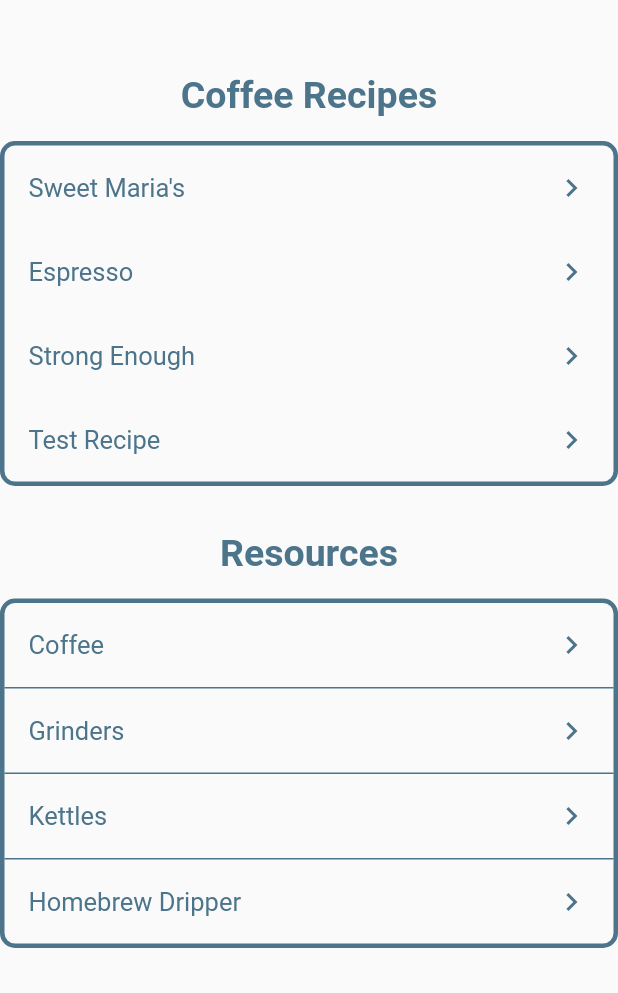
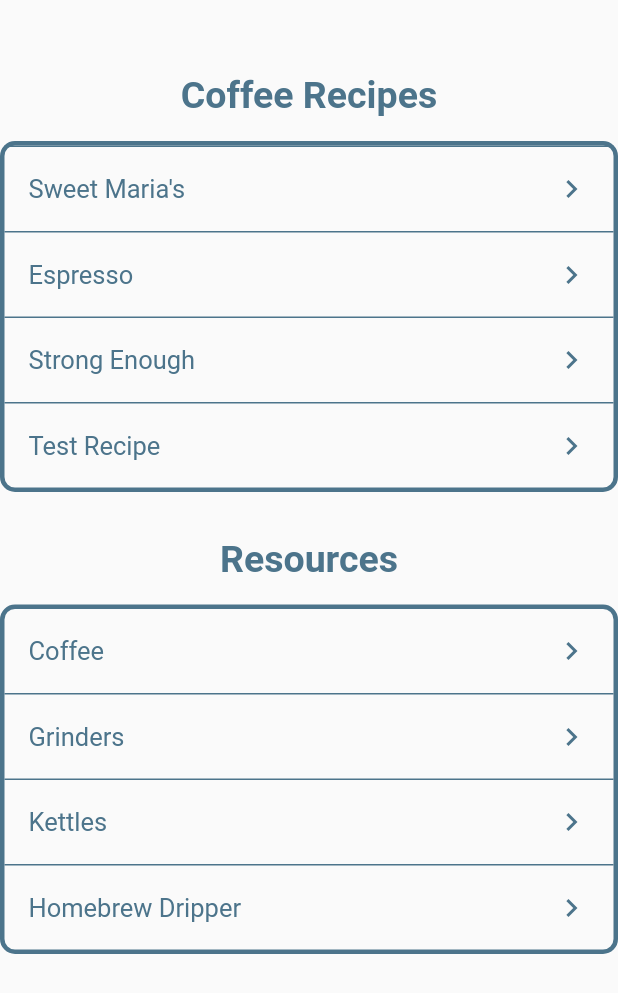
Before and after one commit to DarckHorse/software_engineering_assign_1, a Flutter app: the screen it shows after launch, on a phone screen of 412 x 824 dp. Shown: the top 993 px of the screen. Run offline on Flutter 3.47's test engine with Material 2 defaults, Android fonts, the phone set to English and light mode, and no system bars.

Commit message:
Added diviers to the Coffe Recipes Box, and edited the Done button to fit Figma's coloring scheme

```diff
--- a/lib/screens/done_screen.dart
+++ b/lib/screens/done_screen.dart
@@ -26,7 +26,7 @@ class DoneScreen extends StatelessWidget {
                       style: TextStyle(fontSize: 18), key: Key('done-text')),
                   style: ButtonStyle(
                     backgroundColor:
-                        MaterialStateProperty.all<Color>(Color(0xFFFFFFFF)),
+                        MaterialStateProperty.all<Color>(Colors.white.withOpacity(0.01),),
                     foregroundColor:
                         MaterialStateProperty.all<Color>(Color(0xFF4C748B)),
                   )),
--- a/lib/screens/recipe_detail_screen.dart
+++ b/lib/screens/recipe_detail_screen.dart
@@ -130,6 +130,7 @@ class RecipeDetailScreen extends StatelessWidget {
                       dense: true,
                       visualDensity: VisualDensity(vertical: -3),
                     )),
+
               Padding(
                 padding: const EdgeInsets.all(25),
                 child: SizedBox(
--- a/lib/screens/recipe_selection_screen.dart
+++ b/lib/screens/recipe_selection_screen.dart
@@ -63,6 +63,15 @@ class RecipeList extends StatelessWidget {
           children: [
 
             for (CoffeeRecipe recipe in recipes)
+              Column(
+                children: [
+                 Container(
+                    height: 1,
+                    child: Divider(
+                      color: Color(0xFF4C748B),
+                      thickness: 1,
+                    ),
+                  ),
                   ListTile(
                       title: Text(recipe.name,
                           style: TextStyle(
@@ -78,6 +87,8 @@ class RecipeList extends StatelessWidget {
                               builder: (context) => RecipeDetailScreen(recipe)),
                         );
                       }),
+                ],
+              ),
           ],
         ));
 
```
Lines whose indentation alone changed are shown as unchanged.
